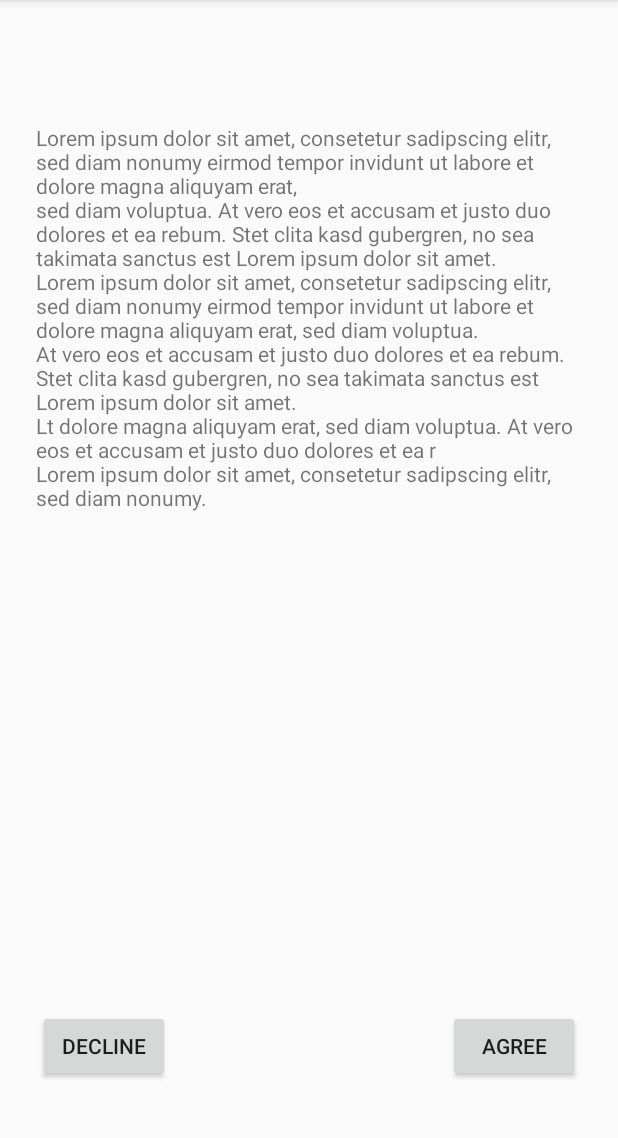
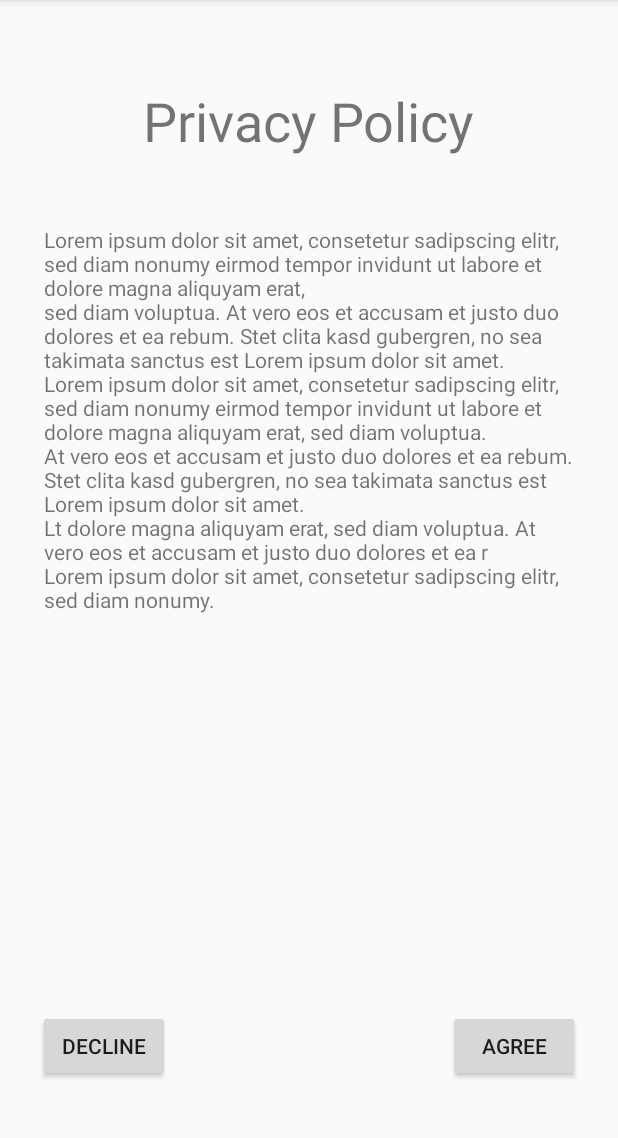
Before and after one commit to Miablo/SWENG411-BatFinder, an Android app: the Disclaimer screen opened directly, with no data from a screen before it, on a phone screen of 412 x 824 dp, the part 84-1222 px from its top. Run offline under Robolectric (Android 15) with nearby library versions, the phone set to English and light mode, and no system bars.

Commit message:
Added placeholder text to bat stat files, updated disclaimer txt and UI

```diff
--- a/app/src/main/res/layout/activity_disclamier.xml
+++ b/app/src/main/res/layout/activity_disclamier.xml
@@ -8,8 +8,8 @@
 
     <TextView
         android:id="@+id/textView"
-        android:layout_width="364dp"
-        android:layout_height="549dp"
+        android:layout_width="353dp"
+        android:layout_height="481dp"
         android:layout_marginStart="25dp"
         android:layout_marginLeft="25dp"
         android:layout_marginTop="25dp"
@@ -20,7 +20,8 @@
         app:layout_constraintBottom_toBottomOf="parent"
         app:layout_constraintEnd_toEndOf="parent"
         app:layout_constraintStart_toStartOf="parent"
-        app:layout_constraintTop_toTopOf="parent" />
+        app:layout_constraintTop_toTopOf="parent"
+        app:layout_constraintVertical_bias="0.689" />
 
     <Button
         android:id="@+id/decline"
@@ -45,4 +46,16 @@
         app:layout_constraintBottom_toBottomOf="parent"
         app:layout_constraintEnd_toEndOf="parent"
         app:layout_constraintTop_toBottomOf="@+id/textView" />
+
+    <TextView
+        android:id="@+id/textView3"
+        android:layout_width="wrap_content"
+        android:layout_height="wrap_content"
+        android:text="@string/privacy_policy"
+        android:textSize="36sp"
+        app:layout_constraintBottom_toTopOf="@+id/textView"
+        app:layout_constraintEnd_toEndOf="parent"
+        app:layout_constraintStart_toStartOf="parent"
+        app:layout_constraintTop_toTopOf="parent"
+        app:layout_constraintVertical_bias="0.555" />
 </androidx.constraintlayout.widget.ConstraintLayout>
--- a/app/src/main/res/values/strings.xml
+++ b/app/src/main/res/values/strings.xml
@@ -8,7 +8,7 @@
     <string name="prompt_password">Password</string>
     <string name="action_sign_in">Sign in or register</string>
     <string name="action_sign_in_short">Sign in</string>
-    <string name="welcome">"Welcome !"</string>
+    <string name="welcome">"Welcome "</string>
     <string name="invalid_username">Not a valid username</string>
     <string name="invalid_password">Password must be >5 characters</string>
     <string name="login_failed">"Login failed"</string>
@@ -112,4 +112,5 @@
     <string name="feedback_btn">feedback</string>
     <string name="todo">TODO</string>
     <string name="app_title">Bat Finder UK</string>
+    <string name="privacy_policy">Privacy Policy</string>
 </resources>
```
Also changed, not shown: 2 other files.
